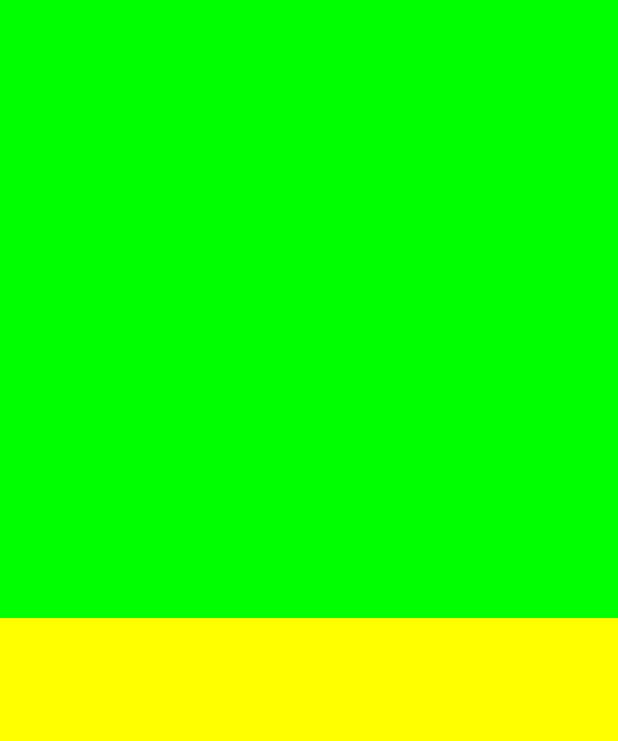
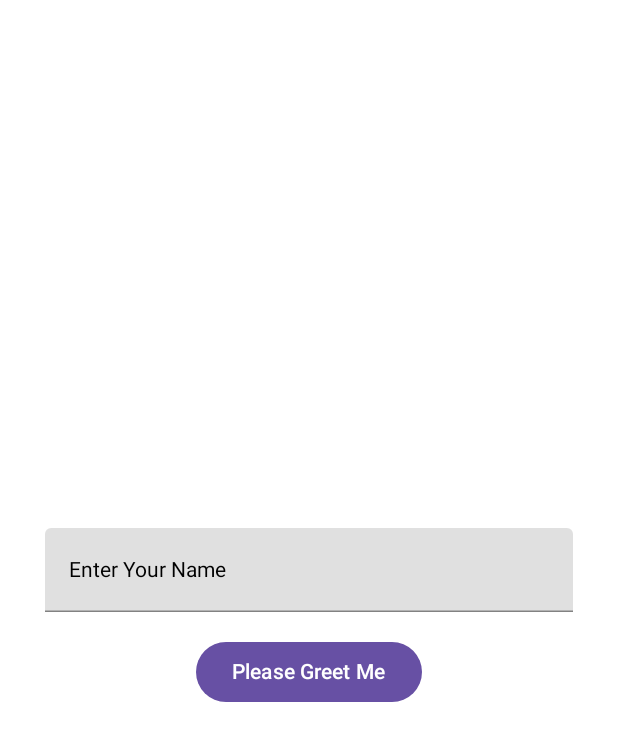
Before and after one commit to Maverick395006/JetpackCompose-PL, an Android app built with Jetpack Compose: the screen it shows after launch (MainActivity), on a phone screen of 412 x 824 dp. Shown: the top 741 px of the screen. Run offline under Robolectric (Android 15) with nearby library versions, the phone set to English and light mode, and no system bars.

Commit message:
Part 7: Textfields, Buttons & Showing Snackbars

```diff
--- a/app/build.gradle
+++ b/app/build.gradle
@@ -5,12 +5,12 @@ plugins {
 
 android {
     namespace 'com.example.jetpackcomposepl'
-    compileSdk 33
+    compileSdk 34
 
     defaultConfig {
         applicationId "com.example.jetpackcomposepl"
         minSdk 24
-        targetSdk 33
+        targetSdk 34
         versionCode 1
         versionName "1.0"
 
@@ -50,11 +50,12 @@ dependencies {
 
     implementation 'androidx.core:core-ktx:1.9.0'
     implementation 'androidx.lifecycle:lifecycle-runtime-ktx:2.6.2'
-    implementation 'androidx.activity:activity-compose:1.7.2'
+    implementation 'androidx.activity:activity-compose:1.8.0'
     implementation platform('androidx.compose:compose-bom:2023.03.00')
     implementation 'androidx.compose.ui:ui'
     implementation 'androidx.compose.ui:ui-graphics'
     implementation 'androidx.compose.ui:ui-tooling-preview'
+    implementation 'androidx.compose.material:material:1.5.3'
     implementation 'androidx.compose.material3:material3'
     testImplementation 'junit:junit:4.13.2'
     androidTestImplementation 'androidx.test.ext:junit:1.1.5'
--- a/app/src/main/java/com/example/jetpackcomposepl/MainActivity.kt
+++ b/app/src/main/java/com/example/jetpackcomposepl/MainActivity.kt
@@ -7,25 +7,36 @@ import androidx.compose.foundation.Image
 import androidx.compose.foundation.background
 import androidx.compose.foundation.border
 import androidx.compose.foundation.clickable
+import androidx.compose.foundation.layout.Arrangement
 import androidx.compose.foundation.layout.Box
 import androidx.compose.foundation.layout.Column
+import androidx.compose.foundation.layout.Spacer
 import androidx.compose.foundation.layout.fillMaxSize
 import androidx.compose.foundation.layout.fillMaxWidth
 import androidx.compose.foundation.layout.height
 import androidx.compose.foundation.layout.padding
 import androidx.compose.foundation.shape.RoundedCornerShape
+import androidx.compose.material.rememberScaffoldState
 import androidx.compose.material3.Card
 import androidx.compose.material3.CardDefaults
+import androidx.compose.material.Scaffold
+import androidx.compose.material.TextField
+import androidx.compose.material3.Button
 import androidx.compose.material3.Text
 import androidx.compose.runtime.Composable
 import androidx.compose.runtime.mutableStateOf
 import androidx.compose.runtime.remember
+import androidx.compose.runtime.getValue
+import androidx.compose.runtime.rememberCoroutineScope
+import androidx.compose.runtime.setValue
 import androidx.compose.ui.Alignment
+import androidx.compose.ui.ExperimentalComposeUiApi
 import androidx.compose.ui.Modifier
 import androidx.compose.ui.graphics.Brush
 import androidx.compose.ui.graphics.Color
 import androidx.compose.ui.graphics.painter.Painter
 import androidx.compose.ui.layout.ContentScale
+import androidx.compose.ui.platform.LocalSoftwareKeyboardController
 import androidx.compose.ui.res.painterResource
 import androidx.compose.ui.text.SpanStyle
 import androidx.compose.ui.text.TextStyle
@@ -38,6 +49,8 @@ import androidx.compose.ui.text.withStyle
 import androidx.compose.ui.tooling.preview.Preview
 import androidx.compose.ui.unit.dp
 import androidx.compose.ui.unit.sp
+import kotlinx.coroutines.delay
+import kotlinx.coroutines.launch
 import kotlin.random.Random
 
 class MainActivity : ComponentActivity() {
@@ -45,7 +58,7 @@ class MainActivity : ComponentActivity() {
     override fun onCreate(savedInstanceState: Bundle?) {
         super.onCreate(savedInstanceState)
         setContent {
-            ColorBoxPreview()
+            TxtBtnScaffoldPreview()
         }
     }
 
@@ -181,7 +194,7 @@ fun StylishTextPreview() {
 @Composable
 fun ColorBoxComponent(
     modifier: Modifier = Modifier,
-    updateColor: (Color) -> Unit
+    updateColor: (Color) -> Unit,
 ) {
     Box(
         modifier = modifier
@@ -221,3 +234,64 @@ fun ColorBoxPreview() {
         }
     }
 }
+
+/**
+ * Part 7: Textfields, Buttons & Showing Snackbars
+ */
+
+@OptIn(ExperimentalComposeUiApi::class)
+@Composable
+fun TxtBtnScaffoldComponent() {
+
+    val scaffoldState = rememberScaffoldState()
+    var textFieldState by remember {
+        mutableStateOf("")
+    }
+    val scope = rememberCoroutineScope()
+    val keyboardController = LocalSoftwareKeyboardController.current
+
+    Scaffold(
+        modifier = Modifier.fillMaxSize(),
+        scaffoldState = scaffoldState
+    ) {
+        Column(
+            horizontalAlignment = Alignment.CenterHorizontally,
+            verticalArrangement = Arrangement.Center,
+            modifier = Modifier
+                .fillMaxSize()
+                .padding(horizontal = 30.dp)
+        ) {
+            it
+            TextField(
+                value = textFieldState,
+                label = {
+                    Text(text = "Enter Your Name")
+                },
+                onValueChange = { str ->
+                    textFieldState = str
+                },
+                singleLine = true,
+                modifier = Modifier.fillMaxWidth()
+            )
+            Spacer(modifier = Modifier.height(16.dp))
+            Button(onClick = {
+                keyboardController?.hide()
+                scope.launch {
+                    delay(100L)
+                    scaffoldState.snackbarHostState.showSnackbar("Hello $textFieldState")
+                }
+            }
+            ) {
+                Text(text = "Please Greet Me")
+            }
+        }
+    }
+
+
+}
+
+@Preview(name = "Stylish Text", showSystemUi = true, showBackground = true)
+@Composable
+fun TxtBtnScaffoldPreview() {
+    TxtBtnScaffoldComponent()
+}
```
